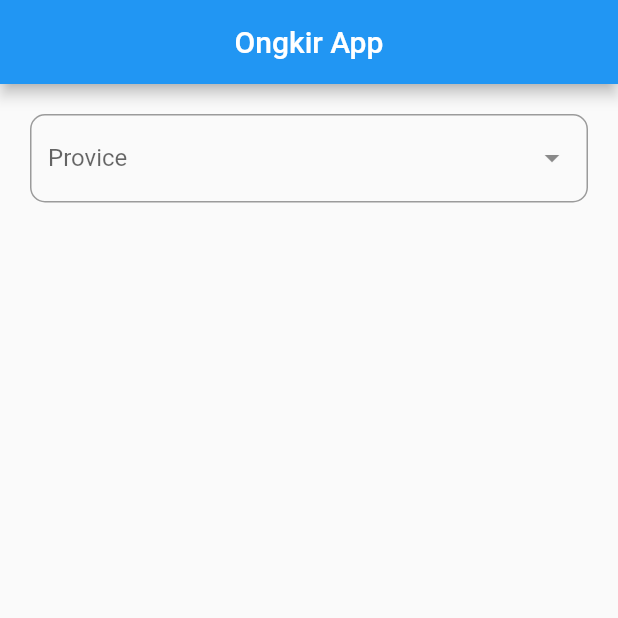
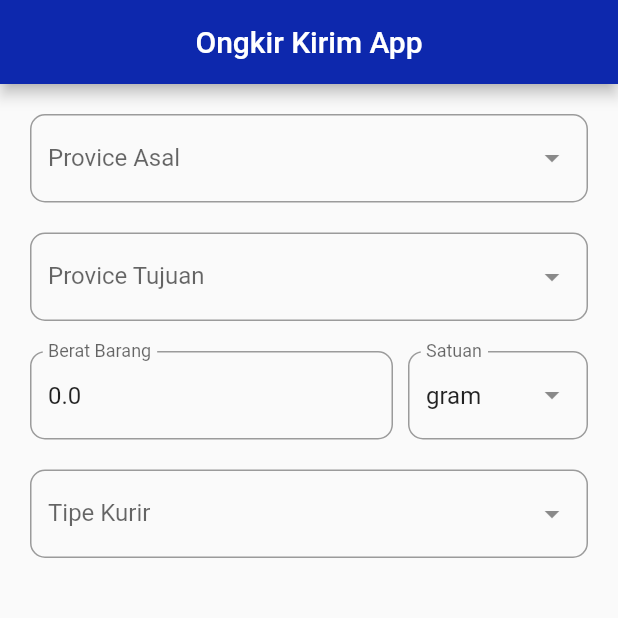
Before and after one commit to agusanwar/ongkirapp, a Flutter app: the screen it shows after launch, on a phone screen of 412 x 824 dp, the top half of it. Run offline on Flutter 3.47's test engine with Material 2 defaults, Android fonts, the light colour scheme and no system bars; drawn by our look-alikes of dropdown_search; our stand-ins replace get.

Commit message:
choose kurir

```diff
--- a/lib/app/modules/home/views/home_view.dart
+++ b/lib/app/modules/home/views/home_view.dart
@@ -1,7 +1,9 @@
+import 'package:dropdown_search/dropdown_search.dart';
 import 'package:flutter/material.dart';
 import 'package:get/get.dart';
 import 'package:ongkirapp/app/modules/home/views/widget/city.dart';
 import 'package:ongkirapp/app/modules/home/views/widget/province.dart';
+import 'package:ongkirapp/app/modules/home/views/widget/weight.dart';
 
 import '../controllers/home_controller.dart';
 
@@ -10,14 +12,76 @@ class HomeView extends GetView<HomeController> {
   Widget build(BuildContext context) {
     return Scaffold(
       appBar: AppBar(
-        title: Text('Ongkir App'),
+        backgroundColor: Color.fromARGB(255, 13, 40, 173),
+        title: Text('Ongkir Kirim App'),
         centerTitle: true,
       ),
       body: ListView(
         padding: EdgeInsets.all(20),
         children: [
-            Provicies(),
-           Obx(() => controller.hiddenKota.isTrue ? SizedBox() : Cities(pronvinceId: controller.provinceId.value,)),
+          Provicies(
+            type: "asal",
+          ),
+          Obx(() => controller.hiddenKotaAsal.isTrue
+              ? SizedBox()
+              : Cities(
+                  pronvinceId: controller.provinceIdAsal.value,
+                  type: "asal",
+                )),
+          Provicies(
+            type: "tujuan",
+          ),
+          Obx(() => controller.hiddenKotaTujuan.isTrue
+              ? SizedBox()
+              : Cities(
+                  pronvinceId: controller.provinceIdTujuan.value,
+                  type: "ttujuan",
+                )),
+          WeightBarang(),
+          Padding(
+            padding: const EdgeInsets.only(bottom: 80),
+            child: DropdownSearch<Map<String, dynamic>>(
+                mode: Mode.MENU,
+                showClearButton: true,
+                items: [
+                  {"code": "JNE", "name": "jalur nugraha ekakurir (JNE)"},
+                  {"code": "TIKI", "name": "titipan kilat (TIKI)"},
+                  {"code": "POS", "name": "perusahaan optional surat (POS)"},
+                ],
+                dropdownSearchDecoration: InputDecoration(
+                    border: OutlineInputBorder(
+                      borderRadius: BorderRadius.circular(10),
+                    ),
+                    labelText: "Tipe Kurir",
+                    hintText: "Pilih tipe kurir"),
+                onChanged: (value) {
+                  if (value != null) {
+                    controller.kurir.value = value["code"];
+                  } else {
+                    controller.hiddenButton.value = true;
+                    controller.kurir.value = "";
+                  }
+                },
+                itemAsString: (item) => "${item!['name']}",
+                popupItemBuilder: (context, item, isSelected) => Container(
+                      padding: EdgeInsets.all(20),
+                      child: Text(
+                        "${item['name']}",
+                        style: TextStyle(fontSize: 18),
+                      ),
+                    )),
+          ),
+          Obx(
+            () => controller.hiddenButton.isTrue
+                ? SizedBox()
+                : ElevatedButton(
+                    onPressed: () {},
+                    child: Text('Cek Ongkos Kirim'),
+                    style: ElevatedButton.styleFrom(
+                        padding: EdgeInsets.symmetric(vertical: 20),
+                        primary: Color.fromARGB(255, 13, 40, 173)),
+                  ),
+          ),
         ],
       ),
     );
--- a/lib/app/modules/home/views/widget/city.dart
+++ b/lib/app/modules/home/views/widget/city.dart
@@ -1,38 +1,43 @@
 import 'dart:convert';
 
+import 'package:get/get.dart';
 import 'package:http/http.dart' as http;
+import 'package:ongkirapp/app/modules/home/controllers/home_controller.dart';
 
 import 'package:dropdown_search/dropdown_search.dart';
 import 'package:flutter/material.dart';
 import 'package:ongkirapp/app/modules/home/city_model.dart';
 
-class Cities extends StatelessWidget {
+class Cities extends GetView<HomeController> {
   const Cities({
     Key? key,
-    required this.pronvinceId
+    required this.pronvinceId,
+    required this.type,
   }) : super(key: key);
 
   final int pronvinceId;
+  final String type;
 
   @override
   Widget build(BuildContext context) {
     return Padding(
-      padding: const EdgeInsets.only(
-        bottom: 20
-      ),
+      padding: const EdgeInsets.only(bottom: 20),
       child: DropdownSearch<City>(
         showClearButton: true,
         dropdownSearchDecoration: InputDecoration(
           border: OutlineInputBorder(
             borderRadius: BorderRadius.circular(10),
           ),
-          labelText: "City",
+          labelText: type == "asal"
+              ? "Kabupaten / Kota Asal"
+              : "Kabupaten / Kota Tujuan",
         ),
         onFind: (String? filter) async {
-          Uri url = Uri.parse("https://api.rajaongkir.com/starter/city?province=$pronvinceId");
+          Uri url = Uri.parse(
+              "https://api.rajaongkir.com/starter/city?province=$pronvinceId");
           try {
-            final response = await http.get(url,
-                headers: {"Key": "64733b60c80d5c2d4903fbdafbeab0fe"});
+            final response = await http
+                .get(url, headers: {"Key": "64733b60c80d5c2d4903fbdafbeab0fe"});
 
             var data = jsonDecode(response.body) as Map<String, dynamic>;
 
@@ -42,8 +47,7 @@ class Cities extends StatelessWidget {
               throw data['rajaongkir']['status']['description'];
             }
 
-            var listAllCity =
-                data['rajaongkir']['results'] as List<dynamic>;
+            var listAllCity = data['rajaongkir']['results'] as List<dynamic>;
             var models = City.fromJsonList(listAllCity);
             return models;
           } catch (e) {
@@ -51,11 +55,25 @@ class Cities extends StatelessWidget {
             return List<City>.empty();
           }
         },
-        onChanged: (province) {
+        onChanged: (city) {
+          //city tidak null
+          if (city != null) {
+            if (type == "asal") {
+              controller.kotaIdAsal.value = int.parse(city.cityId!);
+            } else {
+             controller.kotaIdTujuan.value = int.parse(city.cityId!);
+            }
+          } else {
+            if (type == "asal") {
+              print("Tidak memilih kota / kabupaten asal");
+            } else {
+              print("Tidak memilih kota / kabupaten tujuan");
+            }
+          }
           //province tidak null
-          if (province != null) {
-            print(province.province);
-          } else{
+          if (city != null) {
+            print(city.cityName!);
+          } else {
             print("Tidak memilih kota / kabupaten");
           }
         },
@@ -71,7 +89,7 @@ class Cities extends StatelessWidget {
             ),
           );
         },
-        itemAsString: (item) =>   '${item!.type} ${item.cityName}',
+        itemAsString: (item) => '${item!.type} ${item.cityName}',
       ),
     );
   }
--- a/lib/app/modules/home/views/widget/province.dart
+++ b/lib/app/modules/home/views/widget/province.dart
@@ -9,30 +9,27 @@ import 'package:dropdown_search/dropdown_search.dart';
 import 'package:ongkirapp/app/modules/home/province_model.dart';
 
 class Provicies extends GetView<HomeController> {
-  const Provicies({
-    Key? key,
-  }) : super(key: key);
+  const Provicies({Key? key, required this.type}) : super(key: key);
+
+  final String type;
 
   @override
   Widget build(BuildContext context) {
     return Padding(
-      padding: const EdgeInsets.only(
-        bottom: 20
-      ),
+      padding: const EdgeInsets.only(bottom: 20),
       child: DropdownSearch<Province>(
         showClearButton: true,
         dropdownSearchDecoration: InputDecoration(
           border: OutlineInputBorder(
             borderRadius: BorderRadius.circular(10),
           ),
-          labelText: "Provice",
+          labelText: type == "asal" ? "Provice Asal" : "Provice Tujuan",
         ),
         onFind: (String? filter) async {
-          Uri url =
-              Uri.parse("https://api.rajaongkir.com/starter/province");
+          Uri url = Uri.parse("https://api.rajaongkir.com/starter/province");
           try {
-            final response = await http.get(url,
-                headers: {"Key": "64733b60c80d5c2d4903fbdafbeab0fe"});
+            final response = await http
+                .get(url, headers: {"Key": "64733b60c80d5c2d4903fbdafbeab0fe"});
 
             var data = jsonDecode(response.body) as Map<String, dynamic>;
 
@@ -42,8 +39,7 @@ class Provicies extends GetView<HomeController> {
               throw data['rajaongkir']['status']['description'];
             }
 
-            var listAllProvice =
-                data['rajaongkir']['results'] as List<dynamic>;
+            var listAllProvice = data['rajaongkir']['results'] as List<dynamic>;
             var models = Province.fromJsonList(listAllProvice);
             return models;
           } catch (e) {
@@ -51,14 +47,25 @@ class Provicies extends GetView<HomeController> {
             return List<Province>.empty();
           }
         },
-         onChanged: (province) {
+        onChanged: (province) {
           //province tidak null
           if (province != null) {
-            controller.hiddenKota.value = false;
-            controller.provinceId.value = int.parse(province.provinceId!);
-          } else{
-             controller.hiddenKota.value = true;
-             controller.provinceId.value = 0;
+            if (type == "asal") {
+              controller.hiddenKotaAsal.value = false;
+              controller.provinceIdAsal.value = int.parse(province.provinceId!);
+            } else {
+              controller.hiddenKotaTujuan.value = false;
+              controller.provinceIdTujuan.value =
+                  int.parse(province.provinceId!);
+            }
+          } else {
+            if (type == "asal") {
+              controller.hiddenKotaAsal.value = true;
+              controller.provinceIdAsal.value = 0;
+            } else {
+              controller.hiddenKotaTujuan.value = true;
+              controller.provinceIdTujuan.value = 0;
+            }
           }
         },
         showSearchBox: true,
--- /dev/null
+++ b/lib/app/modules/home/views/widget/weight.dart
@@ -0,0 +1,74 @@
+import 'package:dropdown_search/dropdown_search.dart';
+import 'package:flutter/material.dart';
+
+import 'package:get/get.dart';
+import 'package:ongkirapp/app/modules/home/controllers/home_controller.dart';
+
+
+class WeightBarang extends GetView<HomeController> {
+  const WeightBarang({Key? key}) : super(key: key);
+
+  @override
+  Widget build(BuildContext context) {
+    return Padding(
+      padding: const EdgeInsets.only(
+        bottom: 20
+      ),
+      child: Row(
+        children: [
+          Expanded(
+            child: TextField(
+              autocorrect: false,
+              controller: controller.weightControler,
+              keyboardType: TextInputType.numberWithOptions(
+                decimal: true,
+              ),
+              decoration: InputDecoration(
+                labelText: "Berat Barang",
+                hintText: "Input Berat Barang",
+                border: OutlineInputBorder(
+                  borderRadius: BorderRadius.circular(10),
+                ),
+              ),
+              onChanged: (value) => controller.editWeight(value)
+            ),
+          ),
+          SizedBox(
+            width: 10,
+          ),
+          Container(
+            width: 120,
+            child: DropdownSearch<String>(
+              mode: Mode.BOTTOM_SHEET,
+              showSelectedItems: true,
+              showSearchBox: true,
+              items: [
+                "ton",
+                "kwintal",
+                "ons",
+                "lbs",
+                "pound",
+                "kg",
+                "hg",
+                "dag",
+                "gram",
+                "dg",
+                "cg",
+                "mg",
+                ],
+              dropdownSearchDecoration: InputDecoration(
+                border: OutlineInputBorder(
+                  borderRadius: BorderRadius.circular(10),
+                ),
+                labelText: "Satuan",
+                hintText: "Satuan",
+              ),
+              onChanged: (value) => controller.editSatuan(value!),
+              selectedItem: "gram",
+          ),
+          ),
+        ],
+      ),
+    );
+  }
+}
--- a/lib/main.dart
+++ b/lib/main.dart
@@ -7,6 +7,7 @@ import 'app/routes/app_pages.dart';
 void main() {
   runApp(
     GetMaterialApp(
+      debugShowCheckedModeBanner: false,
       title: "Application",
       initialRoute: AppPages.INITIAL,
       getPages: AppPages.routes,
```
Also changed, not shown: lib/app/modules/home/controllers/home_controller.dart (+133 -2 lines).
